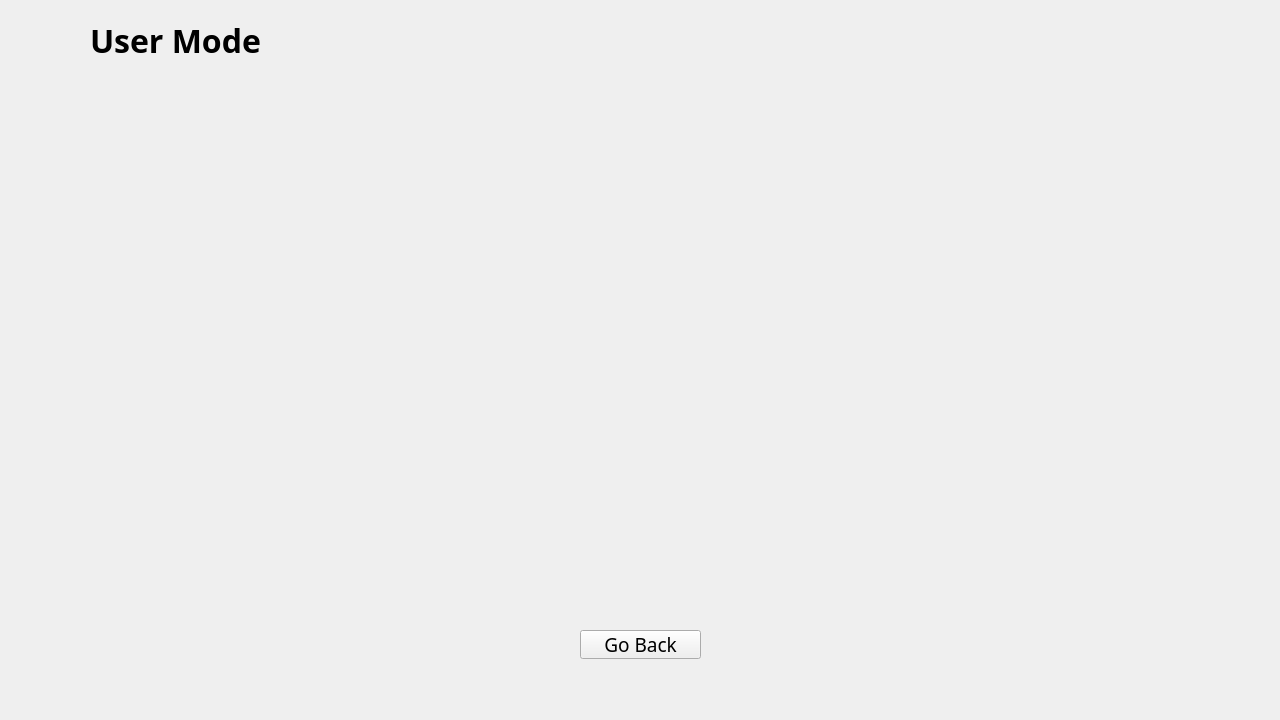
This is FormulaManager/user.ui in AtuLxCE/formula-encyclopaedia as Qt 5 draws it before an edit. The edited form follows.
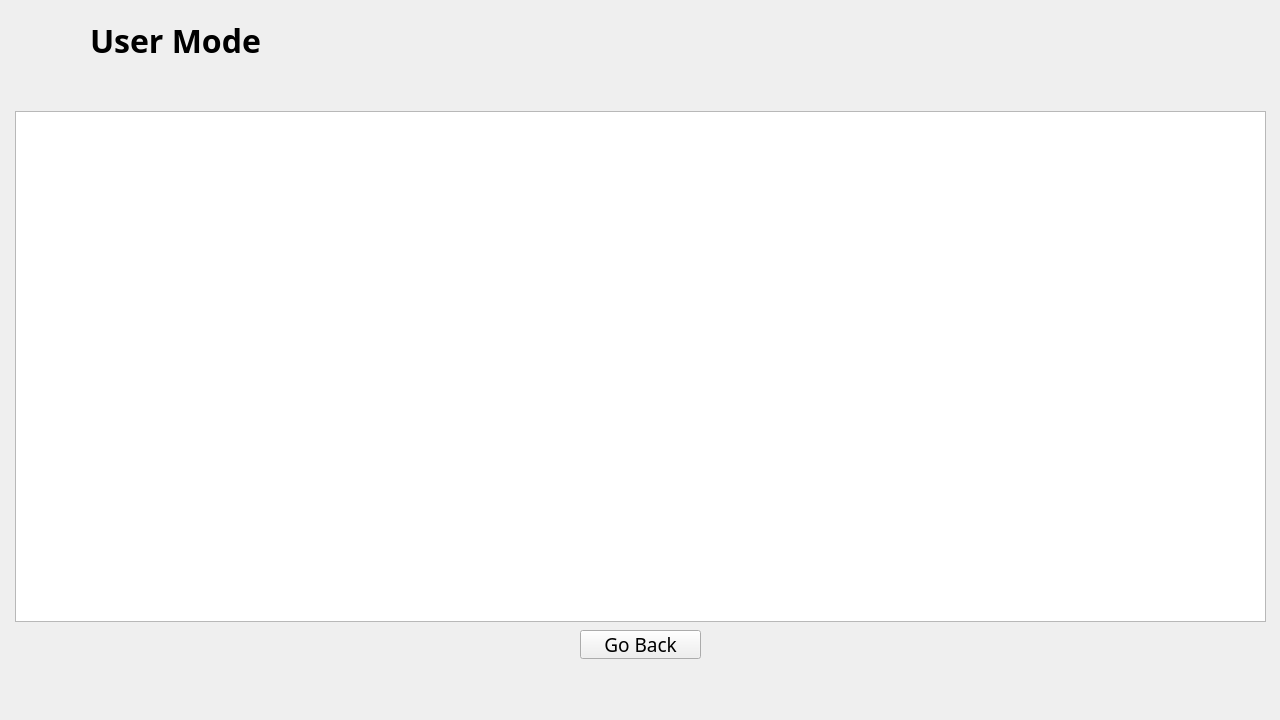
This is the edited form. The open tabs and pages were chosen to show the change. Icons and pictures are not drawn.

```diff
--- a/FormulaManager/user.ui
+++ b/FormulaManager/user.ui
@@ -356,6 +356,16 @@
       <string>Go Back</string>
      </property>
     </widget>
+    <widget class="QListWidget" name="listWidget">
+     <property name="geometry">
+      <rect>
+       <x>15</x>
+       <y>31</y>
+       <width>1251</width>
+       <height>511</height>
+      </rect>
+     </property>
+    </widget>
    </widget>
    <widget class="QWidget" name="subject_chem">
     <widget class="QPushButton" name="pushButton_10">
```
